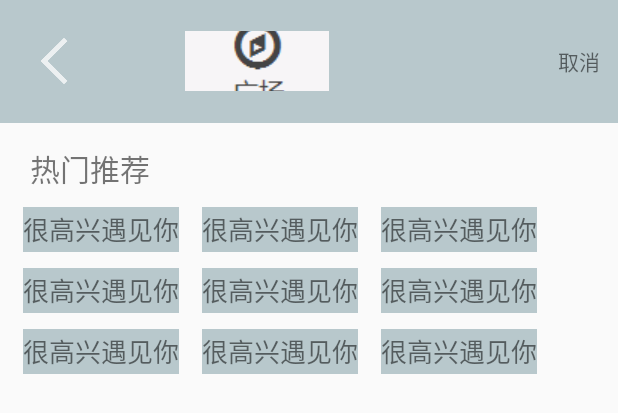
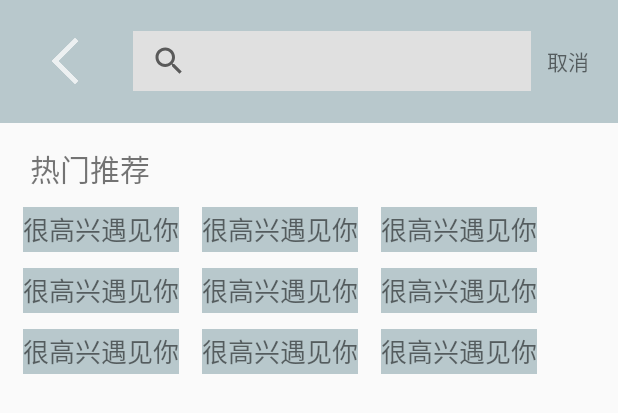
Before and after one commit to shihangqi/Project, an Android app: the layout activity_search.xml on its own in the app's theme, with its tools: preview values and no code run, on a phone screen of 412 x 824 dp. Shown: the top 413 px of the screen. Run offline under Robolectric (Android 15) with nearby library versions, the phone set to English and light mode, and no system bars.

Commit message:
Update activity_search.xml

```diff
--- a/app/src/main/res/layout/activity_search.xml
+++ b/app/src/main/res/layout/activity_search.xml
@@ -19,14 +19,13 @@
         />
 
     <SearchView
-        android:paddingLeft="30dp"
-        android:layout_width="280dp"
+
+        android:layout_width="265dp"
         android:layout_marginLeft="25dp"
         android:layout_height="40dp"
         android:queryHint="请输入商圈,店铺"
-        android:searchIcon="@drawable/zzkgc"
+        android:background="@color/gray"
         >
-
     </SearchView>
     <TextView
         android:id="@+id/tv"
```
